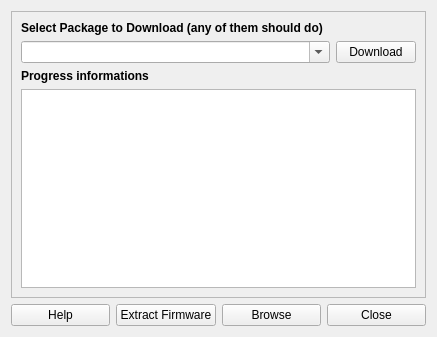
First picture: the form in src/qt_gui/extractor.ui, repository mavak/linux-track, before the edit.
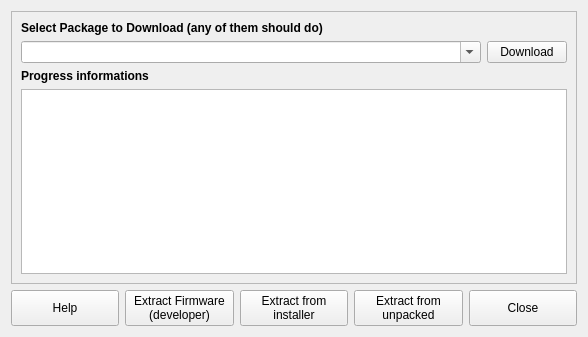
Second picture: the form after the edit.

Commit message: Added possibility to extract trackir firmware from already unpacked package (e.g. when built-in wine fails on Mac).

Patch:
```diff
--- a/src/qt_gui/extractor.ui
+++ b/src/qt_gui/extractor.ui
@@ -6,7 +6,7 @@
    <rect>
     <x>0</x>
     <y>0</y>
-    <width>437</width>
+    <width>588</width>
     <height>337</height>
    </rect>
   </property>
@@ -90,6 +90,12 @@
     <layout class="QHBoxLayout" name="horizontalLayout_3">
      <item>
       <widget class="QPushButton" name="HelpButton">
+       <property name="sizePolicy">
+        <sizepolicy hsizetype="Minimum" vsizetype="Minimum">
+         <horstretch>0</horstretch>
+         <verstretch>0</verstretch>
+        </sizepolicy>
+       </property>
        <property name="text">
         <string>Help</string>
        </property>
@@ -98,19 +104,35 @@
      <item>
       <widget class="QPushButton" name="AnalyzeSourceButton">
        <property name="text">
-        <string>Extract Firmware</string>
+        <string>Extract Firmware
+(developer)</string>
        </property>
       </widget>
      </item>
      <item>
       <widget class="QPushButton" name="BrowseButton">
        <property name="text">
-        <string>Browse</string>
+        <string>Extract from
+installer</string>
+       </property>
+      </widget>
+     </item>
+     <item>
+      <widget class="QPushButton" name="BrowseDir">
+       <property name="text">
+        <string>Extract from
+unpacked</string>
        </property>
       </widget>
      </item>
      <item>
       <widget class="QPushButton" name="QuitButton">
+       <property name="sizePolicy">
+        <sizepolicy hsizetype="Minimum" vsizetype="Minimum">
+         <horstretch>0</horstretch>
+         <verstretch>0</verstretch>
+        </sizepolicy>
+       </property>
        <property name="text">
         <string>Close</string>
        </property>
```
Left out of the diff: 4 changed lines with no effect on the pictures. The commit also changes 3 other files.
